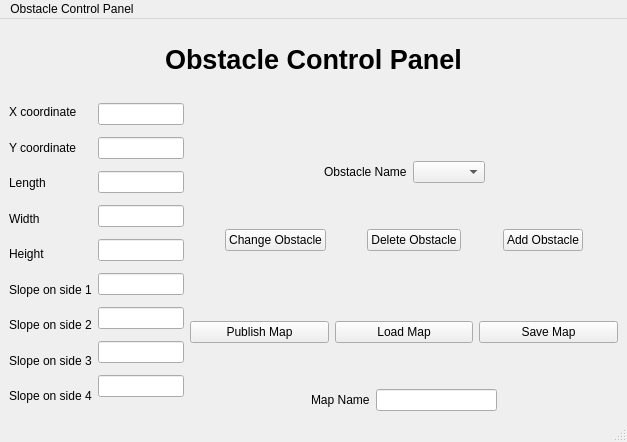
Qt form rand_grid_map_gen/forms/control_panel.ui (MRSD-Project-GHAR/ha_planner) before a commit.
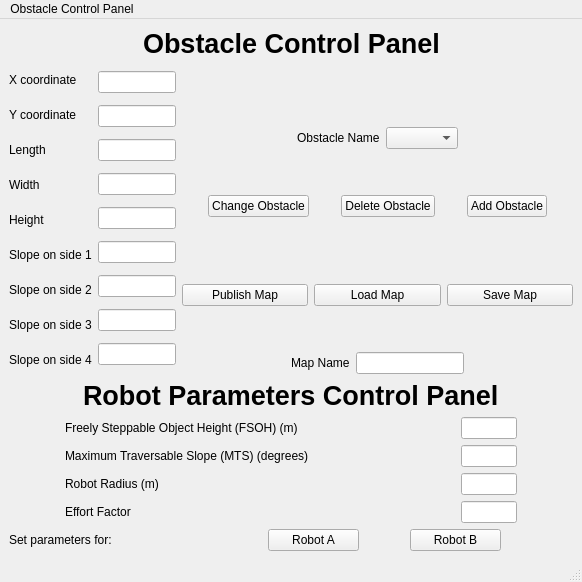
The same form after that commit.

Commit message: Add generation of filter params from robot params

```diff
--- a/rand_grid_map_gen/forms/control_panel.ui
+++ b/rand_grid_map_gen/forms/control_panel.ui
@@ -6,8 +6,8 @@
    <rect>
     <x>0</x>
     <y>0</y>
-    <width>627</width>
-    <height>442</height>
+    <width>582</width>
+    <height>582</height>
    </rect>
   </property>
   <property name="windowTitle">
@@ -16,7 +16,7 @@
   <widget class="QWidget" name="centralwidget">
    <layout class="QHBoxLayout" name="horizontalLayout_2">
     <item>
-     <layout class="QVBoxLayout" name="verticalLayout" stretch="1,5">
+     <layout class="QVBoxLayout" name="verticalLayout" stretch="0,0,0,0,0">
       <item>
        <layout class="QHBoxLayout" name="horizontalLayout">
         <item>
@@ -400,6 +400,208 @@
         </item>
        </layout>
       </item>
+      <item>
+       <layout class="QHBoxLayout" name="horizontalLayout_9">
+        <item>
+         <spacer name="horizontalSpacer_11">
+          <property name="orientation">
+           <enum>Qt::Horizontal</enum>
+          </property>
+          <property name="sizeHint" stdset="0">
+           <size>
+            <width>40</width>
+            <height>20</height>
+           </size>
+          </property>
+         </spacer>
+        </item>
+        <item>
+         <widget class="QLabel" name="label_11">
+          <property name="font">
+           <font>
+            <pointsize>20</pointsize>
+            <bold>true</bold>
+           </font>
+          </property>
+          <property name="text">
+           <string>Robot Parameters Control Panel</string>
+          </property>
+         </widget>
+        </item>
+        <item>
+         <spacer name="horizontalSpacer_12">
+          <property name="orientation">
+           <enum>Qt::Horizontal</enum>
+          </property>
+          <property name="sizeHint" stdset="0">
+           <size>
+            <width>40</width>
+            <height>20</height>
+           </size>
+          </property>
+         </spacer>
+        </item>
+       </layout>
+      </item>
+      <item>
+       <layout class="QHBoxLayout" name="horizontalLayout_17" stretch="1,6,1,1,1">
+        <item>
+         <spacer name="horizontalSpacer_29">
+          <property name="orientation">
+           <enum>Qt::Horizontal</enum>
+          </property>
+          <property name="sizeHint" stdset="0">
+           <size>
+            <width>40</width>
+            <height>20</height>
+           </size>
+          </property>
+         </spacer>
+        </item>
+        <item>
+         <layout class="QVBoxLayout" name="verticalLayout_8">
+          <item>
+           <widget class="QLabel" name="label_21">
+            <property name="text">
+             <string>Freely Steppable Object Height (FSOH) (m)</string>
+            </property>
+           </widget>
+          </item>
+          <item>
+           <widget class="QLabel" name="label_20">
+            <property name="text">
+             <string>Maximum Traversable Slope (MTS) (degrees)</string>
+            </property>
+           </widget>
+          </item>
+          <item>
+           <widget class="QLabel" name="label_18">
+            <property name="text">
+             <string>Robot Radius (m)</string>
+            </property>
+           </widget>
+          </item>
+          <item>
+           <widget class="QLabel" name="label_19">
+            <property name="text">
+             <string>Effort Factor</string>
+            </property>
+           </widget>
+          </item>
+         </layout>
+        </item>
+        <item>
+         <spacer name="horizontalSpacer_28">
+          <property name="orientation">
+           <enum>Qt::Horizontal</enum>
+          </property>
+          <property name="sizeHint" stdset="0">
+           <size>
+            <width>40</width>
+            <height>20</height>
+           </size>
+          </property>
+         </spacer>
+        </item>
+        <item>
+         <layout class="QVBoxLayout" name="verticalLayout_5">
+          <item>
+           <widget class="QLineEdit" name="fsoh"/>
+          </item>
+          <item>
+           <widget class="QLineEdit" name="mts"/>
+          </item>
+          <item>
+           <widget class="QLineEdit" name="rr"/>
+          </item>
+          <item>
+           <widget class="QLineEdit" name="ef"/>
+          </item>
+         </layout>
+        </item>
+        <item>
+         <spacer name="horizontalSpacer_30">
+          <property name="orientation">
+           <enum>Qt::Horizontal</enum>
+          </property>
+          <property name="sizeHint" stdset="0">
+           <size>
+            <width>40</width>
+            <height>20</height>
+           </size>
+          </property>
+         </spacer>
+        </item>
+       </layout>
+      </item>
+      <item>
+       <layout class="QVBoxLayout" name="verticalLayout_4">
+        <item>
+         <layout class="QHBoxLayout" name="horizontalLayout_16" stretch="20,8,10,5,10,8">
+          <item>
+           <widget class="QLabel" name="label_12">
+            <property name="text">
+             <string>Set parameters for: </string>
+            </property>
+           </widget>
+          </item>
+          <item>
+           <spacer name="horizontalSpacer_25">
+            <property name="orientation">
+             <enum>Qt::Horizontal</enum>
+            </property>
+            <property name="sizeHint" stdset="0">
+             <size>
+              <width>40</width>
+              <height>20</height>
+             </size>
+            </property>
+           </spacer>
+          </item>
+          <item>
+           <widget class="QPushButton" name="Robot_a_gen">
+            <property name="text">
+             <string>Robot A</string>
+            </property>
+           </widget>
+          </item>
+          <item>
+           <spacer name="horizontalSpacer_26">
+            <property name="orientation">
+             <enum>Qt::Horizontal</enum>
+            </property>
+            <property name="sizeHint" stdset="0">
+             <size>
+              <width>40</width>
+              <height>20</height>
+             </size>
+            </property>
+           </spacer>
+          </item>
+          <item>
+           <widget class="QPushButton" name="robot_b_gen">
+            <property name="text">
+             <string>Robot B</string>
+            </property>
+           </widget>
+          </item>
+          <item>
+           <spacer name="horizontalSpacer_27">
+            <property name="orientation">
+             <enum>Qt::Horizontal</enum>
+            </property>
+            <property name="sizeHint" stdset="0">
+             <size>
+              <width>40</width>
+              <height>20</height>
+             </size>
+            </property>
+           </spacer>
+          </item>
+         </layout>
+        </item>
+       </layout>
+      </item>
      </layout>
     </item>
    </layout>
@@ -409,7 +611,7 @@
     <rect>
      <x>0</x>
      <y>0</y>
-     <width>627</width>
+     <width>582</width>
      <height>22</height>
     </rect>
    </property>
```
The commit also changes 5 other files.
